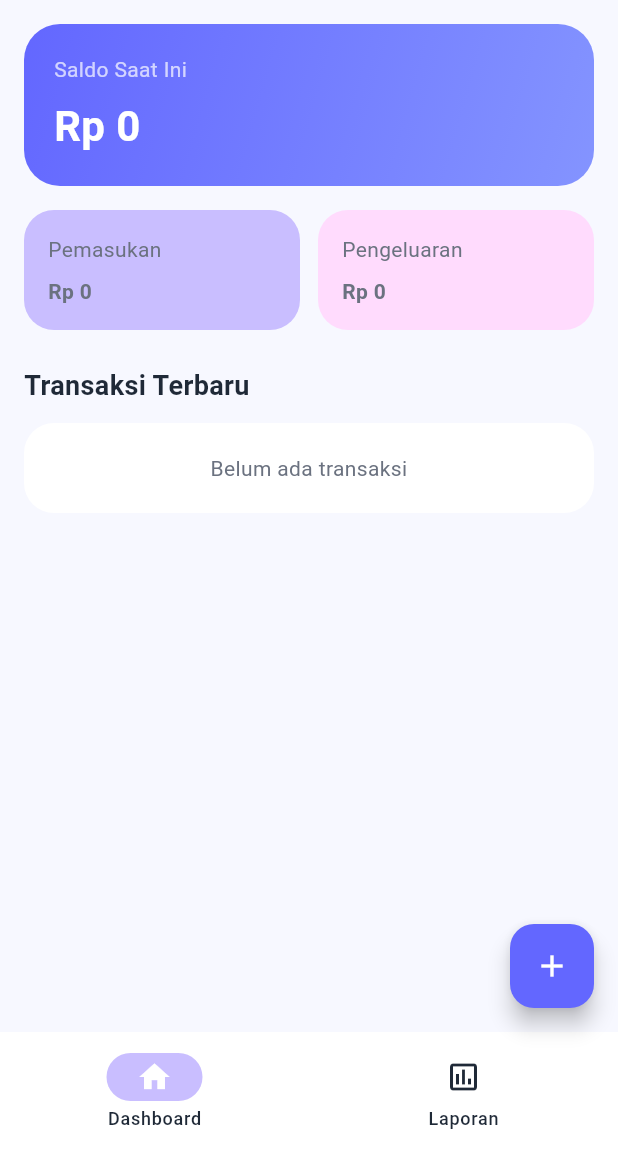
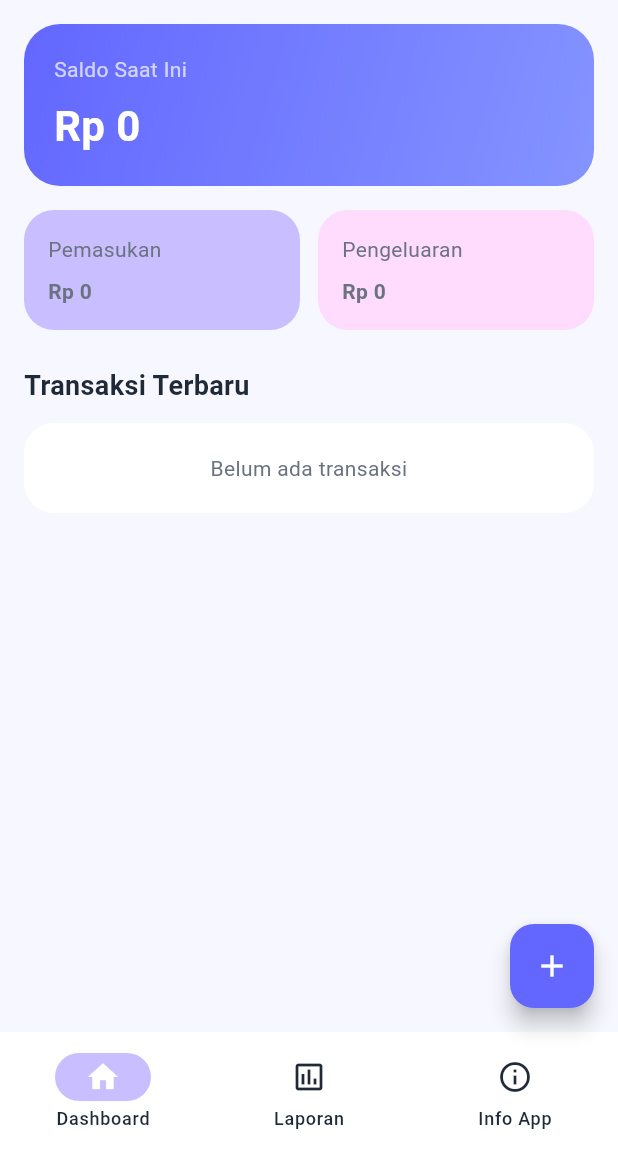
Before and after one commit to Itanurjanah39/atur-kas, a Flutter app: the screen it shows after launch, on a phone screen of 412 x 824 dp, the part 84-1236 px from its top. Run offline on Flutter 3.47's test engine with Material 3 defaults, Android fonts, the phone set to English and light mode, and no system bars; our stand-ins replace get, get_storage.

Commit message:
add info app

```diff
--- a/lib/modules/main_nav/views/main_nav_view.dart
+++ b/lib/modules/main_nav/views/main_nav_view.dart
@@ -5,6 +5,7 @@ import '../../../routes/app_routes.dart';
 import '../../../shared/themes/app_colors.dart';
 import '../../dashboard/views/dashboard_view.dart';
 import '../../laporan/views/laporan_view.dart';
+import '../../info_app/views/info_app_view.dart';
 import '../controllers/main_nav_controller.dart';
 
 class MainNavView extends GetView<MainNavController> {
@@ -15,23 +16,25 @@ class MainNavView extends GetView<MainNavController> {
     final pages = <Widget>[
       const DashboardView(),
       const LaporanView(),
-      const _PengaturanPlaceholderView(),
+      const InfoAppView(),
     ];
 
-    return Obx(
-      () => Scaffold(
-        body: IndexedStack(
-          index: controller.selectedIndex.value,
-          children: pages,
-        ),
-        floatingActionButton: FloatingActionButton(
-          onPressed: () {
-            Get.toNamed(AppRoutes.transaksiForm);
-          },
-          child: const Icon(Icons.add),
-        ),
+    return Obx(() {
+      final currentIndex = controller.selectedIndex.value;
+      final showFab = currentIndex == 0;
+
+      return Scaffold(
+        body: IndexedStack(index: currentIndex, children: pages),
+        floatingActionButton: showFab
+            ? FloatingActionButton(
+                onPressed: () {
+                  Get.toNamed(AppRoutes.transaksiForm);
+                },
+                child: const Icon(Icons.add),
+              )
+            : null,
         bottomNavigationBar: NavigationBar(
-          selectedIndex: controller.selectedIndex.value,
+          selectedIndex: currentIndex,
           onDestinationSelected: controller.changeIndex,
           backgroundColor: Colors.white,
           indicatorColor: AppColors.tertiary,
@@ -46,21 +49,14 @@ class MainNavView extends GetView<MainNavController> {
               selectedIcon: Icon(Icons.assessment),
               label: 'Laporan',
             ),
+            NavigationDestination(
+              icon: Icon(Icons.info_outline),
+              selectedIcon: Icon(Icons.info),
+              label: 'Info App',
+            ),
           ],
         ),
-      ),
-    );
+      );
+    });
   }
 }
-
-class _PengaturanPlaceholderView extends StatelessWidget {
-  const _PengaturanPlaceholderView();
-
-  @override
-  Widget build(BuildContext context) {
-    return Scaffold(
-      appBar: AppBar(title: const Text('Pengaturan')),
-      body: const Center(child: Text('Halaman pengaturan belum dibuat')),
-    );
-  }
-}
--- a/lib/modules/transaksi/views/transaksi_form_view.dart
+++ b/lib/modules/transaksi/views/transaksi_form_view.dart
@@ -1,7 +1,6 @@
 import 'package:flutter/material.dart';
 import 'package:get/get.dart';
 
-import '../../../data/models/transaksi_model.dart';
 import '../../../shared/themes/app_colors.dart';
 import '../../../shared/utils/date_helper.dart';
 import '../controllers/transaksi_controller.dart';
```
Also changed, not shown: lib/modules/info_app/views/info_app_view.dart (added, +148 -0 lines).
